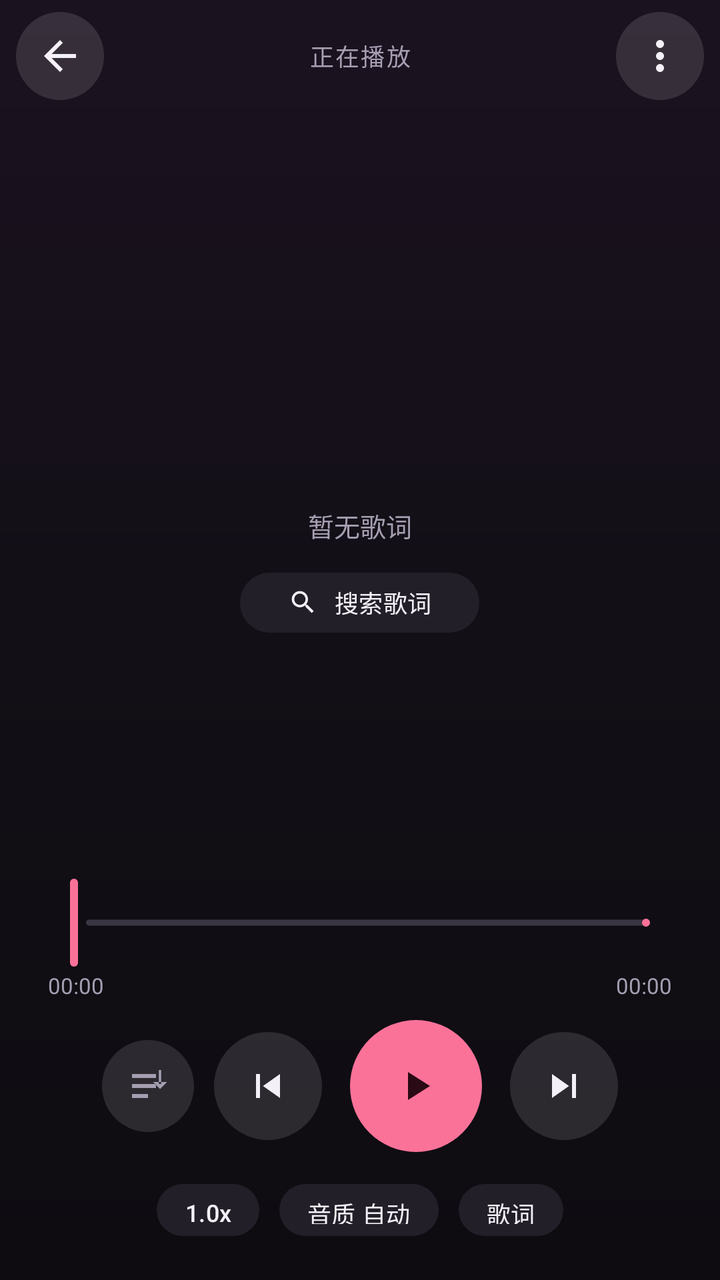
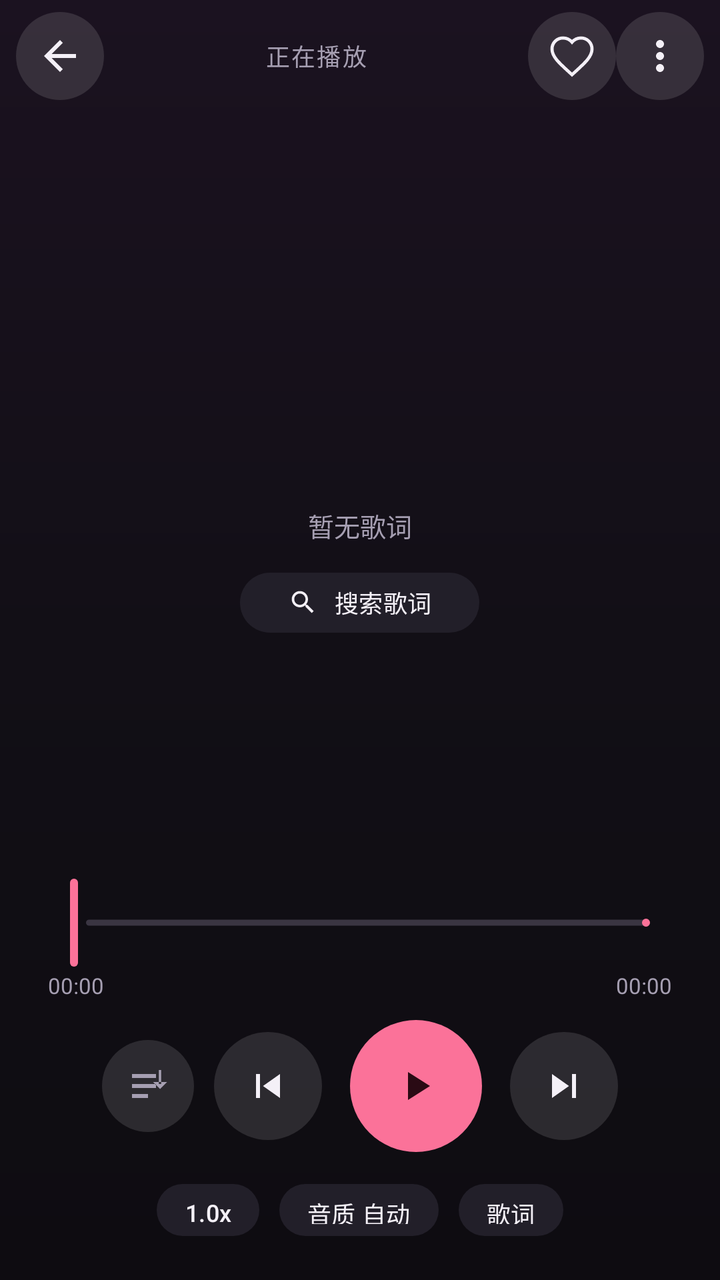

Screens rendered from an Android XML layout before and after an edit, with the pre-edit source and the edit as a unified diff.
<!-- AndroidManifest.xml: application theme Theme.BiliListen -->
<!-- res/layout/activity_player.xml -->
<?xml version="1.0" encoding="utf-8"?>
<LinearLayout xmlns:android="http://schemas.android.com/apk/res/android"
    xmlns:app="http://schemas.android.com/apk/res-auto"
    android:layout_width="match_parent"
    android:layout_height="match_parent"
    android:background="@drawable/bg_player"
    android:fitsSystemWindows="true"
    android:orientation="vertical">

    <LinearLayout
        android:layout_width="match_parent"
        android:layout_height="56dp"
        android:gravity="center_vertical"
        android:orientation="horizontal"
        android:paddingHorizontal="8dp">

        <ImageButton
            android:id="@+id/btn_back"
            android:layout_width="44dp"
            android:layout_height="44dp"
            android:background="@drawable/bg_circle"
            android:contentDescription="返回"
            android:padding="10dp"
            android:src="@drawable/ic_back"
            app:tint="@color/on_bg" />

        <TextView
            android:id="@+id/tv_header"
            android:layout_width="0dp"
            android:layout_height="wrap_content"
            android:layout_weight="1"
            android:gravity="center"
            android:letterSpacing="0.06"
            android:text="正在播放"
            android:textColor="@color/on_bg_dim"
            android:textSize="12sp" />

        <ImageButton
            android:id="@+id/btn_more"
            android:layout_width="44dp"
            android:layout_height="44dp"
            android:background="@drawable/bg_circle"
            android:contentDescription="更多"
            android:padding="12dp"
            android:src="@drawable/ic_more"
            app:tint="@color/on_bg" />
    </LinearLayout>

    <FrameLayout
        android:id="@+id/media_area"
        android:layout_width="match_parent"
        android:layout_height="wrap_content"
        android:layout_marginTop="8dp">

        <com.google.android.material.imageview.ShapeableImageView
            android:id="@+id/iv_cover"
            android:layout_width="250dp"
            android:layout_height="wrap_content"
            android:layout_gravity="center_horizontal"
            android:adjustViewBounds="true"
            android:background="@color/surface_high"
            android:maxHeight="220dp"
            android:scaleType="fitCenter"
            app:shapeAppearanceOverlay="@style/ShapeAppearance.BiliListen.Cover" />

        <SurfaceView
            android:id="@+id/surface_video"
            android:layout_width="match_parent"
            android:layout_height="210dp"
            android:layout_marginHorizontal="16dp"
            android:background="#000000"
            android:visibility="gone" />

        <TextView
            android:id="@+id/tv_video_caption"
            android:layout_width="match_parent"
            android:layout_height="wrap_content"
            android:layout_gravity="bottom"
            android:layout_marginHorizontal="16dp"
            android:background="#99000000"
            android:ellipsize="end"
            android:gravity="center"
            android:paddingHorizontal="12dp"
            android:paddingVertical="6dp"
            android:singleLine="true"
            android:textColor="#FFFFFF"
            android:textSize="14sp"
            android:visibility="gone" />
    </FrameLayout>

    <TextView
        android:id="@+id/tv_title"
        android:layout_width="match_parent"
        android:layout_height="wrap_content"
        android:layout_marginTop="18dp"
        android:ellipsize="marquee"
        android:focusable="true"
        android:focusableInTouchMode="true"
        android:gravity="center"
        android:marqueeRepeatLimit="marquee_forever"
        android:paddingHorizontal="28dp"
        android:singleLine="true"
        android:textColor="@color/on_bg"
        android:textSize="19sp"
        android:textStyle="bold" />

    <TextView
        android:id="@+id/tv_artist"
        android:layout_width="match_parent"
        android:layout_height="wrap_content"
        android:layout_marginTop="6dp"
        android:gravity="center"
        android:paddingHorizontal="28dp"
        android:singleLine="true"
        android:textColor="@color/on_bg_dim"
        android:textSize="12sp" />

    <FrameLayout
        android:layout_width="match_parent"
        android:layout_height="0dp"
        android:layout_marginTop="6dp"
        android:layout_weight="1"
        android:minHeight="60dp">

        <androidx.recyclerview.widget.RecyclerView
            android:id="@+id/rv_lyrics"
            android:layout_width="match_parent"
            android:layout_height="match_parent"
            android:clipToPadding="false"
            android:paddingVertical="24dp" />

        <LinearLayout
            android:id="@+id/lyric_empty"
            android:layout_width="match_parent"
            android:layout_height="match_parent"
            android:gravity="center"
            android:orientation="vertical">

            <TextView
                android:id="@+id/tv_lyric_tip"
                android:layout_width="wrap_content"
                android:layout_height="wrap_content"
                android:text="@string/no_lyric"
                android:textColor="@color/on_bg_dim"
                android:textSize="13sp" />

            <com.google.android.material.button.MaterialButton
                android:id="@+id/btn_search_lyric"
                style="@style/Widget.BiliListen.TonalButton"
                android:layout_width="wrap_content"
                android:layout_height="38dp"
                android:layout_marginTop="10dp"
                android:minWidth="0dp"
                android:text="@string/search_lyric"
                android:textSize="12sp"
                app:icon="@drawable/ic_search"
                app:iconSize="15dp"
                app:iconTint="@color/on_bg" />
        </LinearLayout>
    </FrameLayout>

    <com.google.android.material.slider.Slider
        android:id="@+id/seek"
        android:layout_width="match_parent"
        android:layout_height="wrap_content"
        android:layout_marginHorizontal="20dp"
        android:valueFrom="0"
        android:valueTo="1000"
        app:labelBehavior="gone"
        app:thumbColor="@color/bili_pink"
        app:thumbRadius="6dp"
        app:trackColorActive="@color/bili_pink"
        app:trackColorInactive="#3A3542"
        app:trackHeight="3dp" />

    <LinearLayout
        android:layout_width="match_parent"
        android:layout_height="wrap_content"
        android:orientation="horizontal"
        android:paddingHorizontal="24dp">

        <TextView
            android:id="@+id/tv_position"
            android:layout_width="0dp"
            android:layout_height="wrap_content"
            android:layout_weight="1"
            android:text="00:00"
            android:textColor="@color/on_bg_dim"
            android:textSize="11sp" />

        <TextView
            android:id="@+id/tv_duration"
            android:layout_width="wrap_content"
            android:layout_height="wrap_content"
            android:text="00:00"
            android:textColor="@color/on_bg_dim"
            android:textSize="11sp" />
    </LinearLayout>

    <LinearLayout
        android:layout_width="match_parent"
        android:layout_height="wrap_content"
        android:layout_marginTop="10dp"
        android:gravity="center"
        android:orientation="horizontal">

        <ImageButton
            android:id="@+id/btn_mode"
            android:layout_width="46dp"
            android:layout_height="46dp"
            android:background="@drawable/bg_circle"
            android:contentDescription="播放模式"
            android:padding="12dp"
            android:src="@drawable/ic_play_order"
            app:tint="@color/on_bg_dim" />

        <ImageButton
            android:id="@+id/btn_prev"
            android:layout_width="54dp"
            android:layout_height="54dp"
            android:layout_marginStart="10dp"
            android:background="@drawable/bg_circle"
            android:contentDescription="上一首"
            android:padding="12dp"
            android:src="@drawable/ic_prev"
            app:tint="@color/on_bg" />

        <ImageButton
            android:id="@+id/btn_play"
            android:layout_width="66dp"
            android:layout_height="66dp"
            android:layout_marginHorizontal="14dp"
            android:background="@drawable/bg_play_circle"
            android:contentDescription="@string/mini_play"
            android:padding="20dp"
            android:src="@drawable/ic_play"
            app:tint="#2A0A14" />

        <ImageButton
            android:id="@+id/btn_next"
            android:layout_width="54dp"
            android:layout_height="54dp"
            android:background="@drawable/bg_circle"
            android:contentDescription="下一首"
            android:padding="12dp"
            android:src="@drawable/ic_next"
            app:tint="@color/on_bg" />
    </LinearLayout>

    <LinearLayout
        android:layout_width="match_parent"
        android:layout_height="wrap_content"
        android:layout_marginTop="12dp"
        android:layout_marginBottom="18dp"
        android:gravity="center"
        android:orientation="horizontal">

        <com.google.android.material.button.MaterialButton
            android:id="@+id/btn_speed"
            style="@style/Widget.BiliListen.TonalButton"
            android:layout_width="wrap_content"
            android:layout_height="34dp"
            android:minWidth="0dp"
            android:paddingHorizontal="14dp"
            android:text="1.0x"
            android:textSize="12sp" />

        <com.google.android.material.button.MaterialButton
            android:id="@+id/btn_quality"
            style="@style/Widget.BiliListen.TonalButton"
            android:layout_width="wrap_content"
            android:layout_height="34dp"
            android:layout_marginStart="10dp"
            android:minWidth="0dp"
            android:paddingHorizontal="14dp"
            android:text="音质 自动"
            android:textSize="12sp" />

        <com.google.android.material.button.MaterialButton
            android:id="@+id/btn_lyric"
            style="@style/Widget.BiliListen.TonalButton"
            android:layout_width="wrap_content"
            android:layout_height="34dp"
            android:layout_marginStart="10dp"
            android:minWidth="0dp"
            android:paddingHorizontal="14dp"
            android:text="歌词"
            android:textSize="12sp" />
    </LinearLayout>

</LinearLayout>
<!-- resources referenced by this layout -->
<resources>
  <color name="bili_pink">#FB7299</color>
  <color name="on_bg">#F4F0F7</color>
  <color name="on_bg_dim">#A69FB2</color>
  <color name="surface_high">#221F29</color>
  <!-- drawable bg_circle (drawable) -->
  <?xml version="1.0" encoding="utf-8"?>
  <ripple xmlns:android="http://schemas.android.com/apk/res/android"
      android:color="#33FB7299">
      <item>
          <shape android:shape="oval">
              <solid android:color="#1FFFFFFF" />
          </shape>
      </item>
  </ripple>
  <!-- drawable bg_play_circle (drawable) -->
  <?xml version="1.0" encoding="utf-8"?>
  <ripple xmlns:android="http://schemas.android.com/apk/res/android"
      android:color="#40FB7299">
      <item>
          <shape android:shape="oval">
              <solid android:color="@color/bili_pink" />
          </shape>
      </item>
  </ripple>
  <!-- drawable bg_player (drawable) -->
  <?xml version="1.0" encoding="utf-8"?>
  <shape xmlns:android="http://schemas.android.com/apk/res/android" android:shape="rectangle">
      <gradient
          android:angle="270"
          android:startColor="#1B1220"
          android:centerColor="#120F16"
          android:endColor="#0E0C11"
          android:type="linear" />
  </shape>
  <!-- drawable ic_back (drawable) -->
  <vector xmlns:android="http://schemas.android.com/apk/res/android"
      android:width="24dp" android:height="24dp"
      android:viewportWidth="24" android:viewportHeight="24"
      android:tint="@android:color/white">
      <path android:fillColor="@android:color/white" android:pathData="M20,11H7.83l5.59,-5.59L12,4l-8,8 8,8 1.41,-1.41L7.83,13H20v-2z" />
  </vector>
  <!-- drawable ic_next (drawable) -->
  <vector xmlns:android="http://schemas.android.com/apk/res/android"
      android:width="24dp" android:height="24dp"
      android:viewportWidth="24" android:viewportHeight="24"
      android:tint="@android:color/white">
      <path android:fillColor="@android:color/white" android:pathData="M6,18l8.5,-6L6,6v12zM16,6v12h2V6h-2z" />
  </vector>
  <!-- drawable ic_play (drawable) -->
  <vector xmlns:android="http://schemas.android.com/apk/res/android"
      android:width="24dp" android:height="24dp"
      android:viewportWidth="24" android:viewportHeight="24"
      android:tint="@android:color/white">
      <path android:fillColor="@android:color/white" android:pathData="M8,5v14l11,-7z" />
  </vector>
  <!-- drawable ic_prev (drawable) -->
  <vector xmlns:android="http://schemas.android.com/apk/res/android"
      android:width="24dp" android:height="24dp"
      android:viewportWidth="24" android:viewportHeight="24"
      android:tint="@android:color/white">
      <path android:fillColor="@android:color/white" android:pathData="M6,6h2v12H6zM9.5,12l8.5,6V6z" />
  </vector>
  <string name="mini_play">播放</string>
  <string name="no_lyric">暂无歌词</string>
  <string name="search_lyric">搜索歌词</string>
  <style name="ShapeAppearance.BiliListen.Cover" parent="">
          <item name="cornerFamily">rounded</item>
          <item name="cornerSize">16dp</item>
      </style>
  <style name="Widget.BiliListen.TonalButton" parent="Widget.Material3.Button.TonalButton">
          <item name="backgroundTint">@color/surface_high</item>
          <item name="android:textColor">@color/on_bg</item>
          <item name="cornerRadius">26dp</item>
          <item name="android:textAllCaps">false</item>
      </style>
  <color name="bili_blue">#23ADE5</color>
  <color name="bg">#0E0C11</color>
  <color name="surface">#17151C</color>
  <!-- unchanged entries left out for length: 4 -->
</resources>

<!-- the commit's change to res/layout/activity_player.xml (unified diff, before → after) -->
@@ -34,6 +34,16 @@
             android:text="正在播放"
             android:textColor="@color/on_bg_dim"
             android:textSize="12sp" />
+
+        <ImageButton
+            android:id="@+id/btn_fav"
+            android:layout_width="44dp"
+            android:layout_height="44dp"
+            android:background="@drawable/bg_circle"
+            android:contentDescription="我喜欢"
+            android:padding="11dp"
+            android:src="@drawable/ic_fav_off"
+            app:tint="@color/on_bg" />
 
         <ImageButton
             android:id="@+id/btn_more"
<!-- resource entries referenced after the edit -->
@@ -41,6 +41,18 @@
       android:tint="@android:color/white">
       <path android:fillColor="@android:color/white" android:pathData="M20,11H7.83l5.59,-5.59L12,4l-8,8 8,8 1.41,-1.41L7.83,13H20v-2z" />
   </vector>
+  <!-- drawable ic_fav_off (drawable) -->
+  <vector xmlns:android="http://schemas.android.com/apk/res/android"
+      android:width="24dp"
+      android:height="24dp"
+      android:viewportWidth="24"
+      android:viewportHeight="24">
+      <path
+          android:pathData="M12,21.35l-1.45,-1.32C5.4,15.36 2,12.28 2,8.5 2,5.42 4.42,3 7.5,3c1.74,0 3.41,0.81 4.5,2.09C13.09,3.81 14.76,3 16.5,3 19.58,3 22,5.42 22,8.5c0,3.78 -3.4,6.86 -8.55,11.54L12,21.35z"
+          android:strokeColor="#FFFFFF"
+          android:strokeWidth="1.6"
+          android:fillColor="#00000000" />
+  </vector>
   <!-- drawable ic_next (drawable) -->
   <vector xmlns:android="http://schemas.android.com/apk/res/android"
       android:width="24dp" android:height="24dp"
